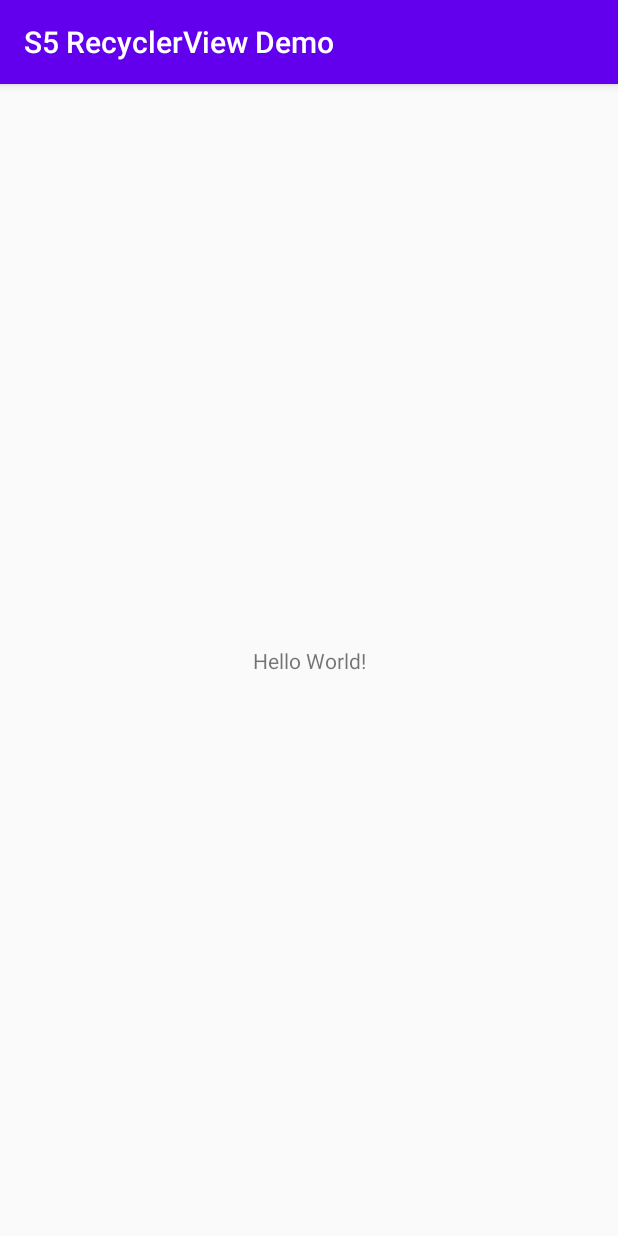
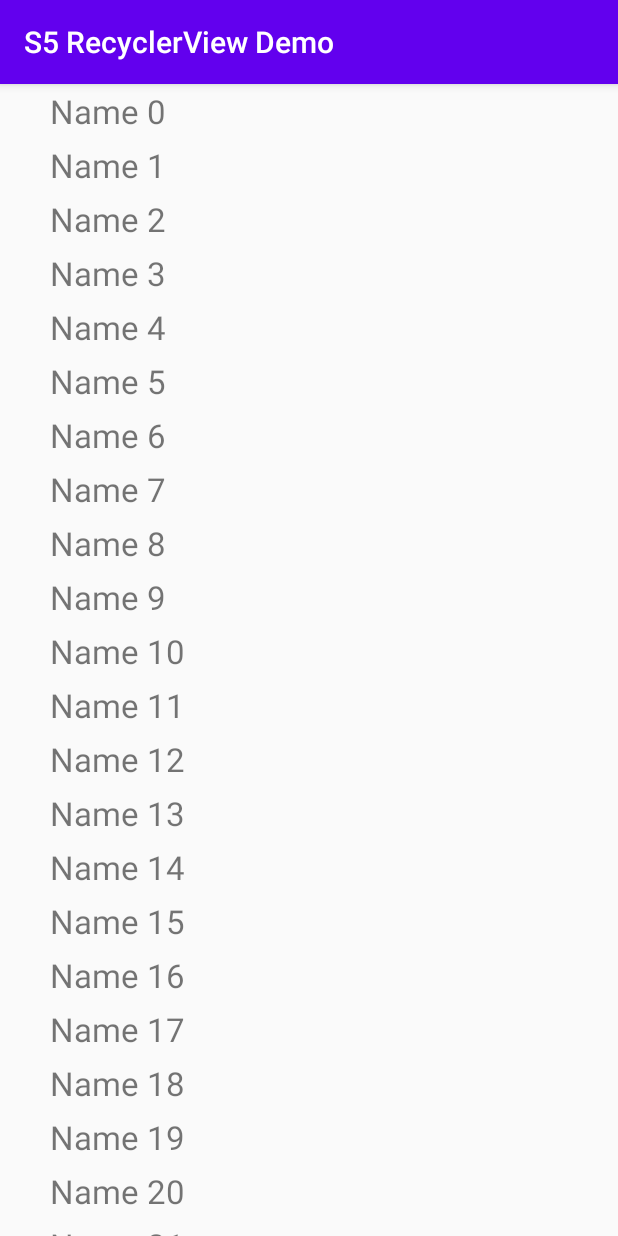
Before and after one commit to Udemy-The-Complete-Android-Dev-Course/S5-RecyclerView-Demo, an Android app: the screen it shows after launch (MainActivity), on a phone screen of 412 x 824 dp. Run offline under Robolectric (Android 15) with nearby library versions, the phone set to English and light mode, and no system bars.

Commit message:
Display a vertically scrollable list of names.

```diff
--- a/app/build.gradle
+++ b/app/build.gradle
@@ -20,7 +20,6 @@ android {
             proguardFiles getDefaultProguardFile('proguard-android-optimize.txt'), 'proguard-rules.pro'
         }
     }
-
 }
 
 dependencies {
@@ -31,4 +30,5 @@ dependencies {
     testImplementation 'junit:junit:4.12'
     androidTestImplementation 'androidx.test.ext:junit:1.1.1'
     androidTestImplementation 'androidx.test.espresso:espresso-core:3.2.0'
+    implementation 'androidx.recyclerview:recyclerview:1.1.0'
 }
--- a/app/src/main/java/ldansorean/s5recyclerviewdemo/MainActivity.java
+++ b/app/src/main/java/ldansorean/s5recyclerviewdemo/MainActivity.java
@@ -1,14 +1,37 @@
 package ldansorean.s5recyclerviewdemo;
 
 import androidx.appcompat.app.AppCompatActivity;
+import androidx.recyclerview.widget.LinearLayoutManager;
+import androidx.recyclerview.widget.RecyclerView;
 
 import android.os.Bundle;
 
 public class MainActivity extends AppCompatActivity {
 
+    private String[] names;
+    private RecyclerView namesListView;
+
     @Override
     protected void onCreate(Bundle savedInstanceState) {
         super.onCreate(savedInstanceState);
         setContentView(R.layout.activity_main);
+
+        names = generateNamesArray();
+        namesListView = findViewById(R.id.listView);
+
+        // use this setting to improve performance if you know that changes
+        // in content do not change the layout size of the RecyclerView
+        namesListView.setHasFixedSize(true);
+
+        namesListView.setAdapter(new NamesRecyclerAdapter(names));
+        namesListView.setLayoutManager(new LinearLayoutManager(this));
+    }
+
+    private String[] generateNamesArray() {
+        int size = 100;
+        String[] names = new String[size];
+        for (int i = 0; i < size; i++)
+            names[i] = "Name " + i;
+        return names;
     }
 }
--- /dev/null
+++ b/app/src/main/java/ldansorean/s5recyclerviewdemo/NamesRecyclerAdapter.java
@@ -0,0 +1,46 @@
+package ldansorean.s5recyclerviewdemo;
+
+import android.content.Context;
+import android.util.Log;
+import android.view.View;
+import android.view.ViewGroup;
+import android.widget.TextView;
+
+import androidx.annotation.NonNull;
+import androidx.recyclerview.widget.RecyclerView;
+
+public class NamesRecyclerAdapter extends RecyclerView.Adapter<NamesRecyclerAdapter.NamesViewHolder> {
+    private String[] names;
+
+    public NamesRecyclerAdapter(String[] names) {
+        this.names = names;
+    }
+
+    @NonNull
+    @Override
+    public NamesViewHolder onCreateViewHolder(@NonNull ViewGroup parent, int viewType) {
+        TextView nameTextView = new TextView(parent.getContext());
+        nameTextView.setTextSize(22);
+        nameTextView.setPadding(50, 5, 5, 5);
+        return new NamesViewHolder(nameTextView);
+    }
+
+    @Override
+    public void onBindViewHolder(@NonNull NamesViewHolder holder, int position) {
+        holder.nameTextView.setText(names[position]);
+    }
+
+    @Override
+    public int getItemCount() {
+        return names.length;
+    }
+
+    protected class NamesViewHolder extends RecyclerView.ViewHolder {
+        protected TextView nameTextView;
+
+        public NamesViewHolder(@NonNull TextView itemView) {
+            super(itemView);
+            this.nameTextView = itemView;
+        }
+    }
+}
--- a/app/src/main/res/layout/activity_main.xml
+++ b/app/src/main/res/layout/activity_main.xml
@@ -6,13 +6,13 @@
     android:layout_height="match_parent"
     tools:context=".MainActivity">
 
-    <TextView
-        android:layout_width="wrap_content"
-        android:layout_height="wrap_content"
-        android:text="Hello World!"
+    <androidx.recyclerview.widget.RecyclerView
+        android:id="@+id/listView"
+        android:layout_width="0dp"
+        android:layout_height="0dp"
         app:layout_constraintBottom_toBottomOf="parent"
-        app:layout_constraintLeft_toLeftOf="parent"
-        app:layout_constraintRight_toRightOf="parent"
+        app:layout_constraintEnd_toEndOf="parent"
+        app:layout_constraintStart_toStartOf="parent"
         app:layout_constraintTop_toTopOf="parent" />
 
 </androidx.constraintlayout.widget.ConstraintLayout>
```
